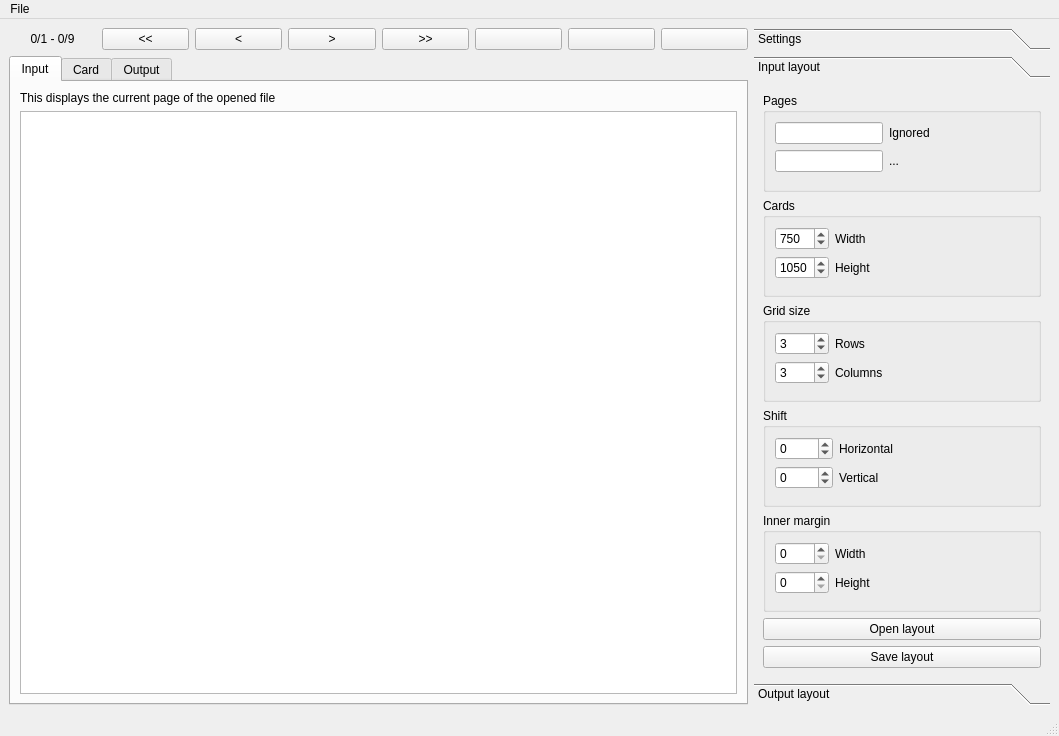
Qt form ui/main.ui (court-jus/yack) before a commit.
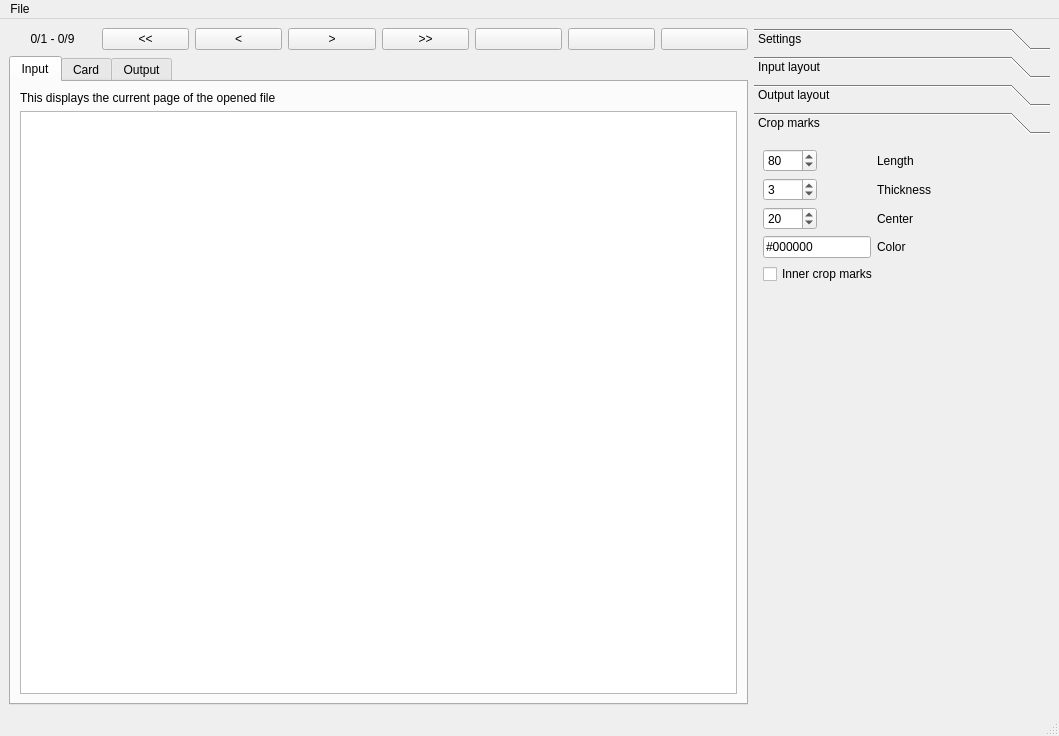
The same form after that commit. The open tabs and pages were chosen to show the change. Icons and pictures are not drawn.

What changed in the file:
```diff
--- a/ui/main.ui
+++ b/ui/main.ui
@@ -303,7 +303,7 @@
          <x>0</x>
          <y>0</y>
          <width>296</width>
-         <height>593</height>
+         <height>565</height>
         </rect>
        </property>
        <attribute name="label">
@@ -793,6 +793,93 @@
         </item>
        </layout>
       </widget>
+      <widget class="QWidget" name="page_2">
+       <property name="geometry">
+        <rect>
+         <x>0</x>
+         <y>0</y>
+         <width>296</width>
+         <height>565</height>
+        </rect>
+       </property>
+       <attribute name="label">
+        <string>Crop marks</string>
+       </attribute>
+       <layout class="QFormLayout" name="formLayout_10">
+        <item row="0" column="0">
+         <widget class="QSpinBox" name="cropMarksLength">
+          <property name="maximum">
+           <number>9999</number>
+          </property>
+          <property name="value">
+           <number>80</number>
+          </property>
+         </widget>
+        </item>
+        <item row="0" column="1">
+         <widget class="QLabel" name="label_24">
+          <property name="text">
+           <string>Length</string>
+          </property>
+         </widget>
+        </item>
+        <item row="1" column="0">
+         <widget class="QSpinBox" name="cropMarksThickness">
+          <property name="maximum">
+           <number>9999</number>
+          </property>
+          <property name="value">
+           <number>3</number>
+          </property>
+         </widget>
+        </item>
+        <item row="1" column="1">
+         <widget class="QLabel" name="label_25">
+          <property name="text">
+           <string>Thickness</string>
+          </property>
+         </widget>
+        </item>
+        <item row="2" column="0">
+         <widget class="QSpinBox" name="cropMarksCenter">
+          <property name="maximum">
+           <number>9999</number>
+          </property>
+          <property name="value">
+           <number>20</number>
+          </property>
+         </widget>
+        </item>
+        <item row="2" column="1">
+         <widget class="QLabel" name="label_27">
+          <property name="text">
+           <string>Center</string>
+          </property>
+         </widget>
+        </item>
+        <item row="3" column="0">
+         <widget class="QLineEdit" name="cropMarksColor">
+          <property name="text">
+           <string>#000000</string>
+          </property>
+         </widget>
+        </item>
+        <item row="3" column="1">
+         <widget class="QLabel" name="label_26">
+          <property name="text">
+           <string>Color</string>
+          </property>
+         </widget>
+        </item>
+        <item row="4" column="0" colspan="2">
+         <widget class="QCheckBox" name="cropMarksInner">
+          <property name="text">
+           <string>Inner crop marks</string>
+          </property>
+         </widget>
+        </item>
+       </layout>
+      </widget>
      </widget>
     </item>
    </layout>
```
Left out of the diff: 14 changed lines with no effect on the pictures.
